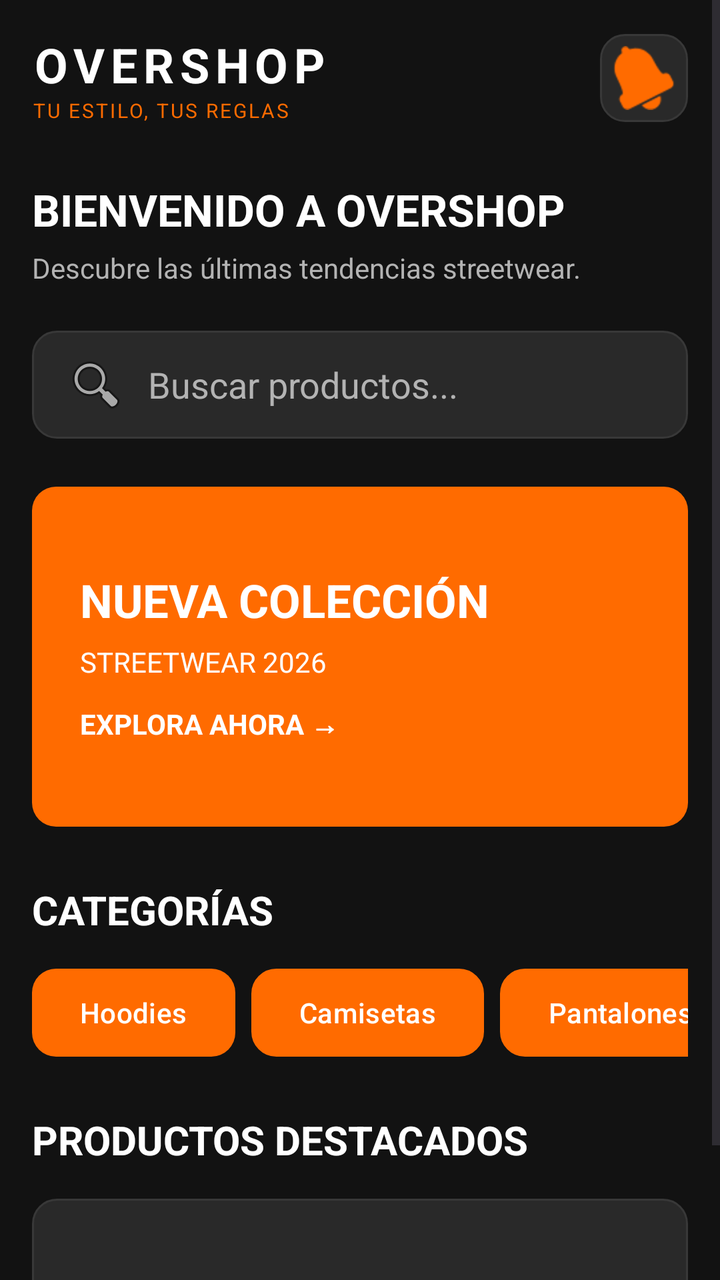
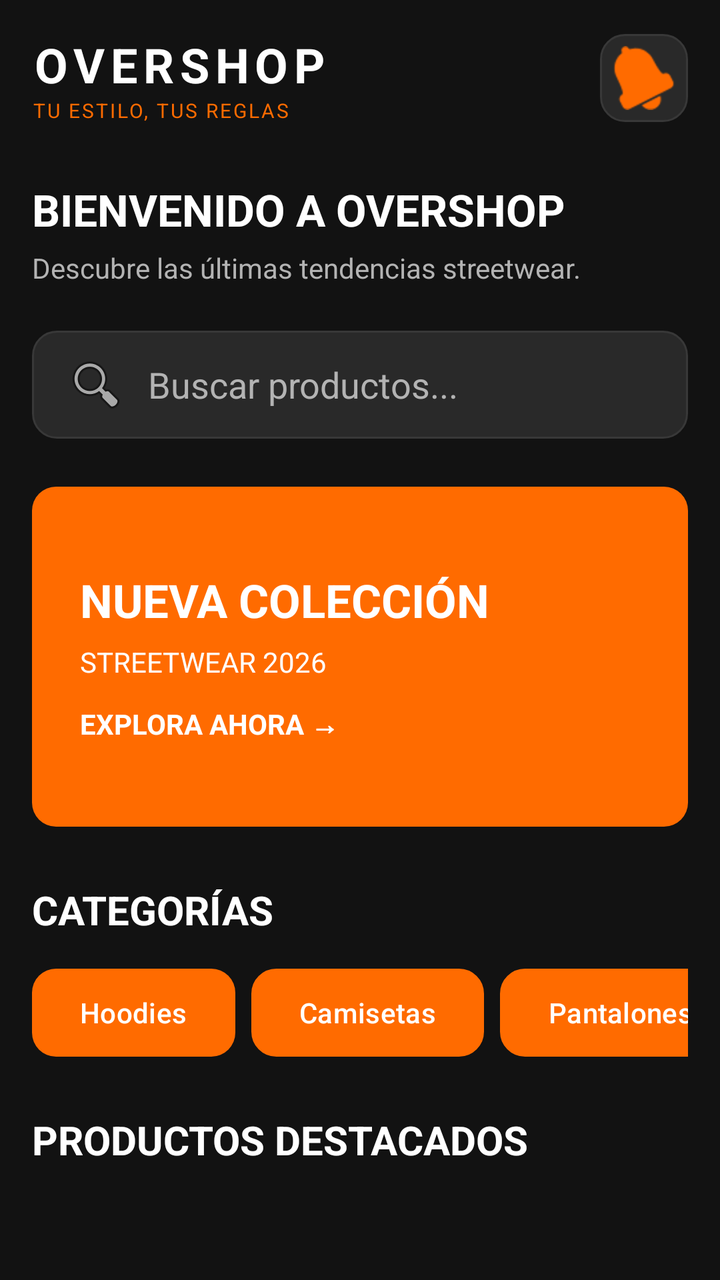

Two renders of the same Android screen: before a commit and after it. Below are the layout's source before the change and the commit's diff.
<!-- AndroidManifest.xml: application theme Theme.Overshop -->
<!-- res/layout/fragment_home.xml -->
<?xml version="1.0" encoding="utf-8"?>
<ScrollView
    xmlns:android="http://schemas.android.com/apk/res/android"
    xmlns:app="http://schemas.android.com/apk/res-auto"
    android:layout_width="match_parent"
    android:layout_height="match_parent"
    android:background="@color/overshop_background"
    android:fillViewport="true">

    <LinearLayout
        android:layout_width="match_parent"
        android:layout_height="wrap_content"
        android:orientation="vertical"
        android:padding="@dimen/spacing_medium">

        
        <LinearLayout
            android:layout_width="match_parent"
            android:layout_height="wrap_content"
            android:gravity="center_vertical"
            android:orientation="horizontal">

            <LinearLayout
                android:layout_width="0dp"
                android:layout_height="wrap_content"
                android:layout_weight="1"
                android:orientation="vertical">

                <TextView
                    android:layout_width="wrap_content"
                    android:layout_height="wrap_content"
                    android:text="OVERSHOP"
                    android:textColor="@color/overshop_white"
                    android:textSize="24sp"
                    android:textStyle="bold"
                    android:letterSpacing="0.12"/>

                <TextView
                    android:layout_width="wrap_content"
                    android:layout_height="wrap_content"
                    android:text="TU ESTILO, TUS REGLAS"
                    android:textColor="@color/overshop_orange"
                    android:textSize="10sp"
                    android:letterSpacing="0.10"/>

            </LinearLayout>

            <ImageButton
                android:id="@+id/btnNotifications"
                android:layout_width="44dp"
                android:layout_height="44dp"
                android:background="@drawable/bg_input"
                android:src="@android:drawable/ic_popup_reminder"
            app:tint="@color/overshop_orange"
                android:contentDescription="Notificaciones"/>

        </LinearLayout>

        
        <TextView
            android:layout_width="wrap_content"
            android:layout_height="wrap_content"
            android:layout_marginTop="28dp"
            android:text="BIENVENIDO A OVERSHOP"
            android:textColor="@color/overshop_white"
            android:textSize="22sp"
            android:textStyle="bold"/>

        <TextView
            android:layout_width="wrap_content"
            android:layout_height="wrap_content"
            android:layout_marginTop="5dp"
            android:text="Descubre las últimas tendencias streetwear."
            android:textColor="@color/overshop_text_secondary"
            android:textSize="@dimen/text_normal"/>

        
        <EditText
            android:id="@+id/etSearchProducts"
            android:layout_width="match_parent"
            android:layout_height="@dimen/input_height"
            android:layout_marginTop="22dp"
            android:background="@drawable/bg_input"
            android:hint="Buscar productos..."
            android:drawableStart="@android:drawable/ic_menu_search"
            android:drawablePadding="10dp"
            android:paddingHorizontal="@dimen/spacing_medium"
            android:textColor="@color/overshop_white"
            android:textColorHint="@color/overshop_text_secondary"
            android:singleLine="true"/>

        
        <LinearLayout
            android:layout_width="match_parent"
            android:layout_height="170dp"
            android:layout_marginTop="24dp"
            android:background="@drawable/bg_button_primary"
            android:gravity="center_vertical"
            android:orientation="vertical"
            android:padding="@dimen/spacing_large">

            <TextView
                android:layout_width="wrap_content"
                android:layout_height="wrap_content"
                android:text="NUEVA COLECCIÓN"
                android:textColor="@color/overshop_white"
                android:textSize="23sp"
                android:textStyle="bold"/>

            <TextView
                android:layout_width="wrap_content"
                android:layout_height="wrap_content"
                android:layout_marginTop="6dp"
                android:text="STREETWEAR 2026"
                android:textColor="@color/overshop_white"
                android:textSize="@dimen/text_normal"/>

            <TextView
                android:layout_width="wrap_content"
                android:layout_height="wrap_content"
                android:layout_marginTop="12dp"
                android:text="EXPLORA AHORA →"
                android:textColor="@color/overshop_white"
                android:textStyle="bold"/>

        </LinearLayout>

        
        <TextView
            android:layout_width="wrap_content"
            android:layout_height="wrap_content"
            android:layout_marginTop="28dp"
            android:text="CATEGORÍAS"
            android:textColor="@color/overshop_white"
            android:textSize="@dimen/text_large"
            android:textStyle="bold"/>

        <HorizontalScrollView
            android:layout_width="match_parent"
            android:layout_height="wrap_content"
            android:layout_marginTop="@dimen/spacing_medium"
            android:scrollbars="none">

            <LinearLayout
                android:layout_width="wrap_content"
                android:layout_height="wrap_content"
                android:orientation="horizontal">

                <Button
                    android:id="@+id/btnHoodies"
                    android:layout_width="wrap_content"
                    android:layout_height="44dp"
                    android:text="Hoodies"
                    android:textColor="@color/overshop_white"
                    android:background="@drawable/bg_button_primary"
                    android:backgroundTint="@null"/>

                <Button
                    android:id="@+id/btnTshirts"
                    android:layout_width="wrap_content"
                    android:layout_height="44dp"
                    android:layout_marginStart="8dp"
                    android:text="Camisetas"
                    android:textColor="@color/overshop_white"
                    android:background="@drawable/bg_input"
                    android:backgroundTint="@null"/>

                <Button
                    android:id="@+id/btnPants"
                    android:layout_width="wrap_content"
                    android:layout_height="44dp"
                    android:layout_marginStart="8dp"
                    android:text="Pantalones"
                    android:textColor="@color/overshop_white"
                    android:background="@drawable/bg_input"
                    android:backgroundTint="@null"/>

                <Button
                    android:id="@+id/btnAccessories"
                    android:layout_width="wrap_content"
                    android:layout_height="44dp"
                    android:layout_marginStart="8dp"
                    android:text="Accesorios"
                    android:textColor="@color/overshop_white"
                    android:background="@drawable/bg_input"
                    android:backgroundTint="@null"/>

            </LinearLayout>

        </HorizontalScrollView>

        
        <TextView
            android:layout_width="wrap_content"
            android:layout_height="wrap_content"
            android:layout_marginTop="28dp"
            android:text="PRODUCTOS DESTACADOS"
            android:textColor="@color/overshop_white"
            android:textSize="@dimen/text_large"
            android:textStyle="bold"/>

        <TextView
            android:id="@+id/tvFeaturedPlaceholder"
            android:layout_width="match_parent"
            android:layout_height="100dp"
            android:layout_marginTop="@dimen/spacing_medium"
            android:gravity="center"
            android:text="PRÓXIMAMENTE: PRODUCTOS"
            android:textColor="@color/overshop_text_secondary"
            android:background="@drawable/bg_input"/>

    </LinearLayout>

</ScrollView>
<!-- resources referenced by this layout -->
<resources>
  <color name="overshop_background">#121212</color>
  <color name="overshop_orange">#FF6B00</color>
  <color name="overshop_text_secondary">#B3B3B3</color>
  <color name="overshop_white">#FFFFFF</color>
  <dimen name="input_height">54dp</dimen>
  <dimen name="spacing_large">24dp</dimen>
  <dimen name="spacing_medium">16dp</dimen>
  <dimen name="text_large">20sp</dimen>
  <dimen name="text_normal">14sp</dimen>
  <!-- drawable bg_button_primary (drawable) -->
  <shape xmlns:android="http://schemas.android.com/apk/res/android"
      android:shape="rectangle">
  
      <solid android:color="@color/overshop_orange"/>
  
      <corners android:radius="@dimen/radius_medium"/>
  
  </shape>
  <!-- drawable bg_input (drawable) -->
  <shape xmlns:android="http://schemas.android.com/apk/res/android"
      android:shape="rectangle">
  
      <solid android:color="@color/overshop_card"/>
  
      <corners android:radius="@dimen/radius_medium"/>
  
      <stroke
          android:width="1dp"
          android:color="@color/overshop_border"/>
  
  </shape>
  <style name="Theme.Overshop" parent="Base.Theme.Overshop" />
  <dimen name="radius_medium">12dp</dimen>
  <color name="overshop_card">#292929</color>
  <color name="overshop_border">#383838</color>
  <style name="Base.Theme.Overshop" parent="Theme.Material3.DayNight.NoActionBar">
  
          
          <item name="colorPrimary">@color/overshop_orange</item>
          <item name="colorOnPrimary">@color/overshop_black</item>
  
          <item name="colorSecondary">@color/overshop_orange_dark</item>
          <item name="colorOnSecondary">@color/overshop_white</item>
  
          
          <item name="colorSurface">@color/overshop_surface</item>
          <item name="colorOnSurface">@color/overshop_white</item>
  
          
          <item name="android:windowBackground">@color/overshop_background</item>
  
          
          <item name="android:statusBarColor">@color/overshop_black</item>
          <item name="android:windowLightStatusBar">false</item>
  
          
          <item name="android:navigationBarColor">@color/overshop_black</item>
  
          
          <item name="android:colorAccent">@color/overshop_orange</item>
  
      </style>
  <color name="overshop_black">#0B0B0B</color>
  <color name="overshop_orange_dark">#E65C00</color>
  <color name="overshop_surface">#1E1E1E</color>
</resources>

<!-- the commit's change to res/layout/fragment_home.xml (unified diff, before → after) -->
@@ -199,15 +199,26 @@
             android:textSize="@dimen/text_large"
             android:textStyle="bold"/>
 
-        <TextView
-            android:id="@+id/tvFeaturedPlaceholder"
-            android:layout_width="match_parent"
-            android:layout_height="100dp"
+        <androidx.recyclerview.widget.RecyclerView
+            android:id="@+id/recyclerFeaturedProducts"
+            android:layout_width="match_parent"
+            android:layout_height="wrap_content"
             android:layout_marginTop="@dimen/spacing_medium"
+            android:clipToPadding="false"
+            android:nestedScrollingEnabled="false"
+            android:paddingBottom="12dp" />
+
+        <TextView
+            android:id="@+id/tvFeaturedEmpty"
+            android:layout_width="match_parent"
+            android:layout_height="wrap_content"
+            android:layout_marginTop="@dimen/spacing_medium"
+            android:background="@drawable/bg_input"
             android:gravity="center"
-            android:text="PRÓXIMAMENTE: PRODUCTOS"
+            android:padding="20dp"
+            android:text="Aún no hay productos para mostrar."
             android:textColor="@color/overshop_text_secondary"
-            android:background="@drawable/bg_input"/>
+            android:visibility="gone" />
 
     </LinearLayout>
 
